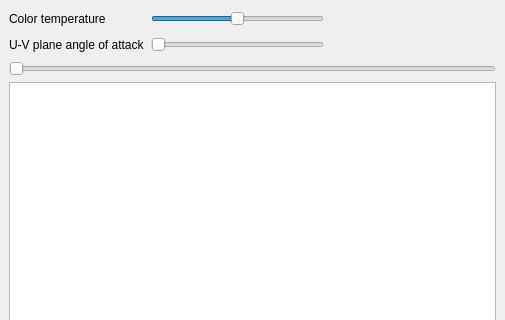
Above: avidemux_plugins/ADM_videoFilters6/colorTemp/qt4/colorTemp.ui from mean00/avidemux2 before the change; both pictures show x 0 to 505 and y 0 to 320 of the 505 by 475 pixel window. Below: the same form after it.
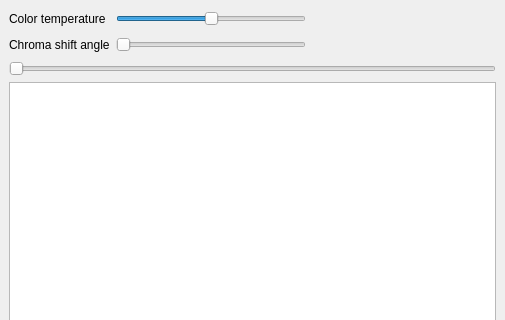
That is the form after the change. Custom widgets are drawn as their Qt base class.

Commit message: [colorTemp] fix label, fix for limited range

```diff
--- a/avidemux_plugins/ADM_videoFilters6/colorTemp/qt4/colorTemp.ui
+++ b/avidemux_plugins/ADM_videoFilters6/colorTemp/qt4/colorTemp.ui
@@ -53,7 +53,7 @@
      <item row="2" column="0">
       <widget class="QLabel" name="label">
        <property name="text">
-        <string>U-V plane angle of attack</string>
+        <string>Chroma shift angle</string>
        </property>
       </widget>
      </item>
```
Left out of the diff: 4 changed lines with no effect on the pictures. The commit also changes 1 other file.
